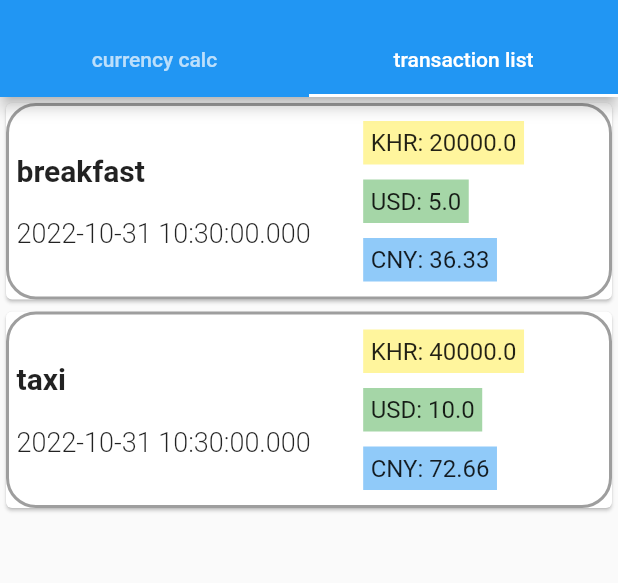
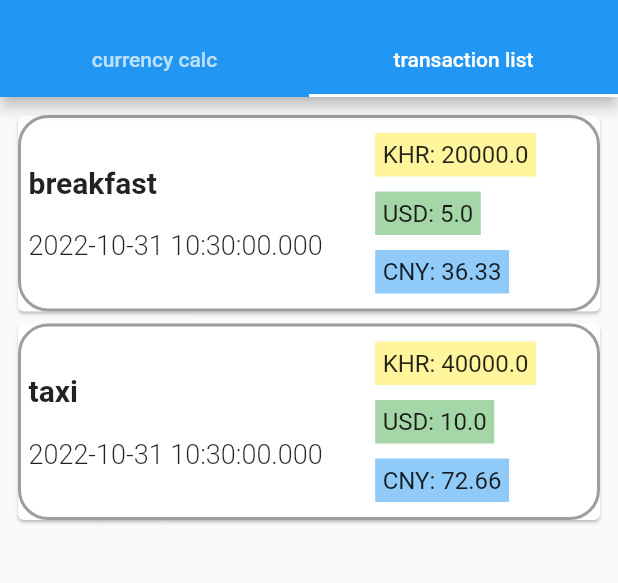
Before and after one commit to carlstep/cambo_app_v2_2, a Flutter app: the screen it shows after launch, tab 2 chosen, on a phone screen of 412 x 824 dp, the part 59-642 px from its top. Run offline on Flutter 3.47's test engine with Material 2 defaults, Android fonts, the phone set to English and light mode, and no system bars.

Commit message:
text styling

```diff
--- a/lib/main.dart
+++ b/lib/main.dart
@@ -57,7 +57,10 @@ class MyHomePage extends StatelessWidget {
         body: TabBarView(
           children: [
             CurrencyCalc(),
-            TransactionList(transactions),
+            Padding(
+              padding: const EdgeInsets.all(8.0),
+              child: TransactionList(transactions),
+            ),
           ],
         ));
   }
--- a/pubspec.yaml
+++ b/pubspec.yaml
@@ -3,7 +3,7 @@ description: A new Flutter project.
 
 # The following line prevents the package from being accidentally published to
 # pub.dev using `flutter pub publish`. This is preferred for private packages.
-publish_to: 'none' # Remove this line if you wish to publish to pub.dev
+publish_to: "none" # Remove this line if you wish to publish to pub.dev
 
 # The following defines the version and build number for your application.
 # A version number is three numbers separated by dots, like 1.2.43
@@ -30,10 +30,10 @@ dependencies:
   flutter:
     sdk: flutter
 
-
   # The following adds the Cupertino Icons font to your application.
   # Use with the CupertinoIcons class for iOS style icons.
   cupertino_icons: ^1.0.2
+  intl: ^0.17.0
 
 dev_dependencies:
   flutter_test:
@@ -51,7 +51,6 @@ dev_dependencies:
 
 # The following section is specific to Flutter packages.
 flutter:
-
   # The following line ensures that the Material Icons font is
   # included with your application, so that you can use the icons in
   # the material Icons class.
```
Also changed, not shown: pubspec.lock.
